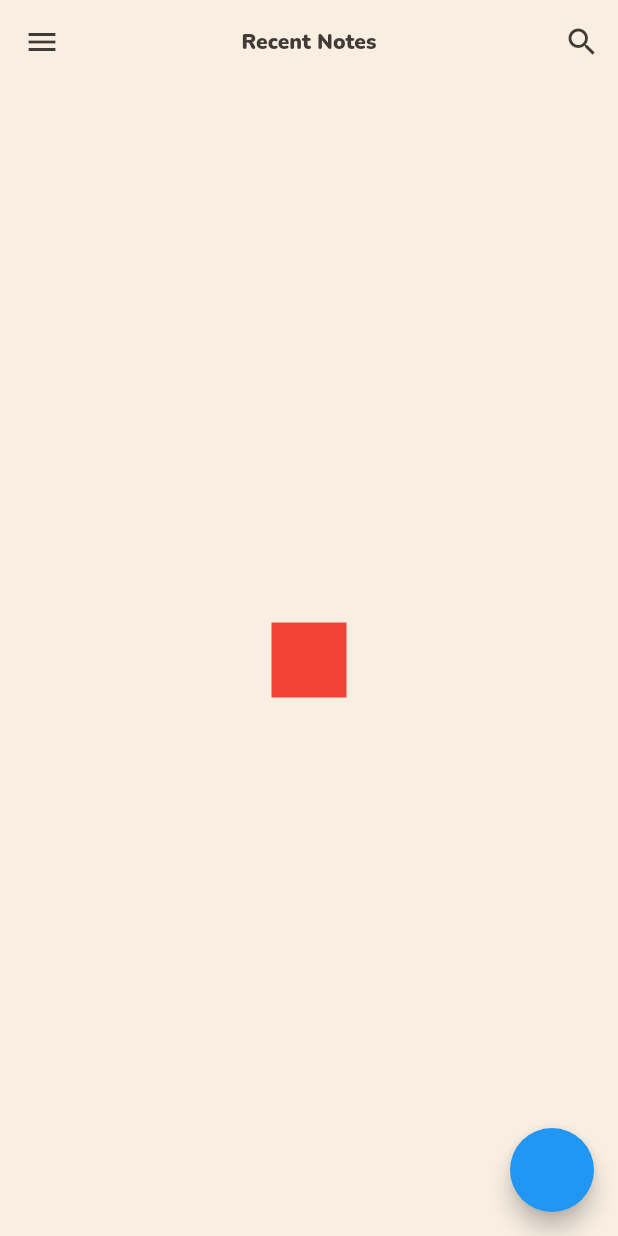
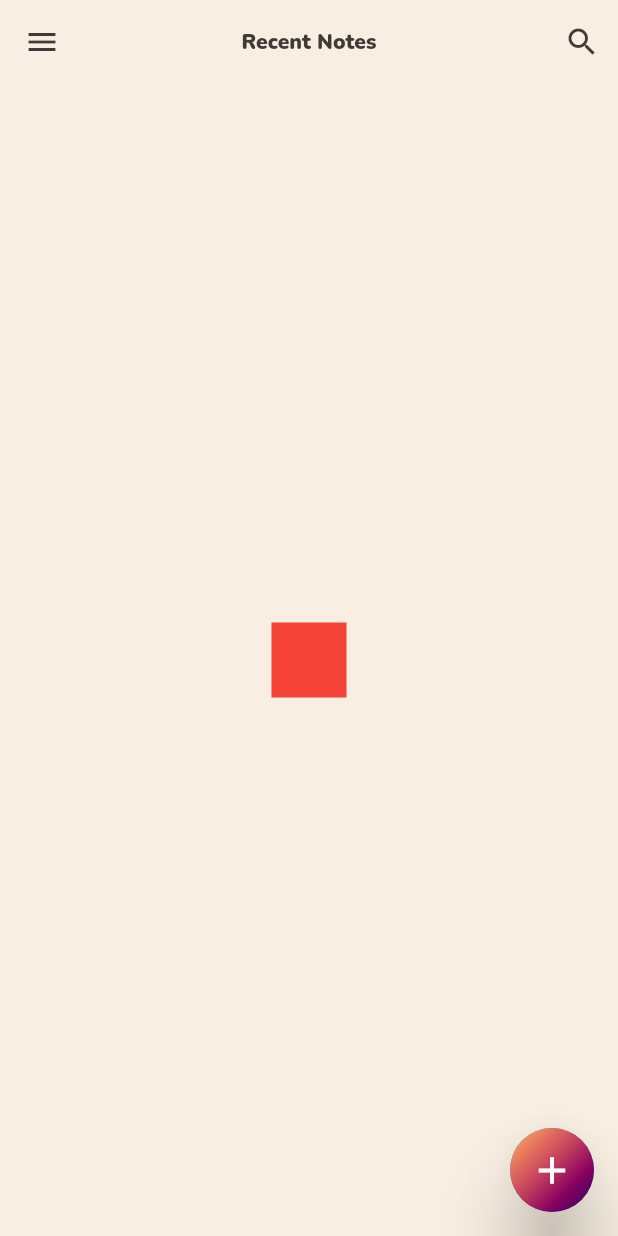
Before and after one commit to JustAgent/TaskManager, a Flutter app: the screen it shows after launch, on a phone screen of 412 x 824 dp. Run offline on Flutter 3.47's test engine with Material 2 defaults, Android fonts, the phone set to English and light mode, and no system bars; our stand-ins replace google_fonts.

Commit message:
edit page ui done

```diff
--- a/lib/pages/notes.dart
+++ b/lib/pages/notes.dart
@@ -1,3 +1,5 @@
+import 'dart:ui';
+
 import 'package:flutter/material.dart';
 import 'package:google_fonts/google_fonts.dart';
 import 'package:task_manager/pages/single_note.dart';
@@ -12,9 +14,20 @@ class Notes extends StatefulWidget {
 class _NotesState extends State<Notes> {
 
   int bgMain = 0xffF8EEE2;
+  int btnBgMain = 0xffD9614C;
   int noteMain = 0xffFFFDFA;
   int appBarTextCOLOR = 0XFF403B36;
   int whiteColor = 0xff000000;
+  var btnGradient = <Color>[
+  Color(0xff1f005c),
+  Color(0xff5b0060),
+  Color(0xff870160),
+  Color(0xffac255e),
+  Color(0xffca485c),
+  Color(0xffe16b5c),
+  Color(0xfff39060),
+  Color(0xffffb56b),
+  ];
   @override
   Widget build(BuildContext context) {
     return Container(
@@ -23,6 +36,19 @@ class _NotesState extends State<Notes> {
           onPressed: () {
             Navigator.pushReplacementNamed(context, '/addNote');
           },
+          elevation: 20,
+          child: Container(
+            height: 60,
+            width: 60,
+            decoration: BoxDecoration(
+              shape: BoxShape.circle,
+              gradient: LinearGradient(begin: Alignment.bottomRight,end: Alignment.topLeft, colors: btnGradient),
+            ),
+            child: Icon(
+              Icons.add_outlined,
+              size: 30,
+            ),
+          ),
         ),
         appBar: AppBar(
           centerTitle: true,
```
Also changed, not shown: lib/pages/add_note.dart (+56 -9 lines), lib/assets/create_first_note.png (added), lib/assets/get_started.png (added), lib/assets/premium.png (added).
